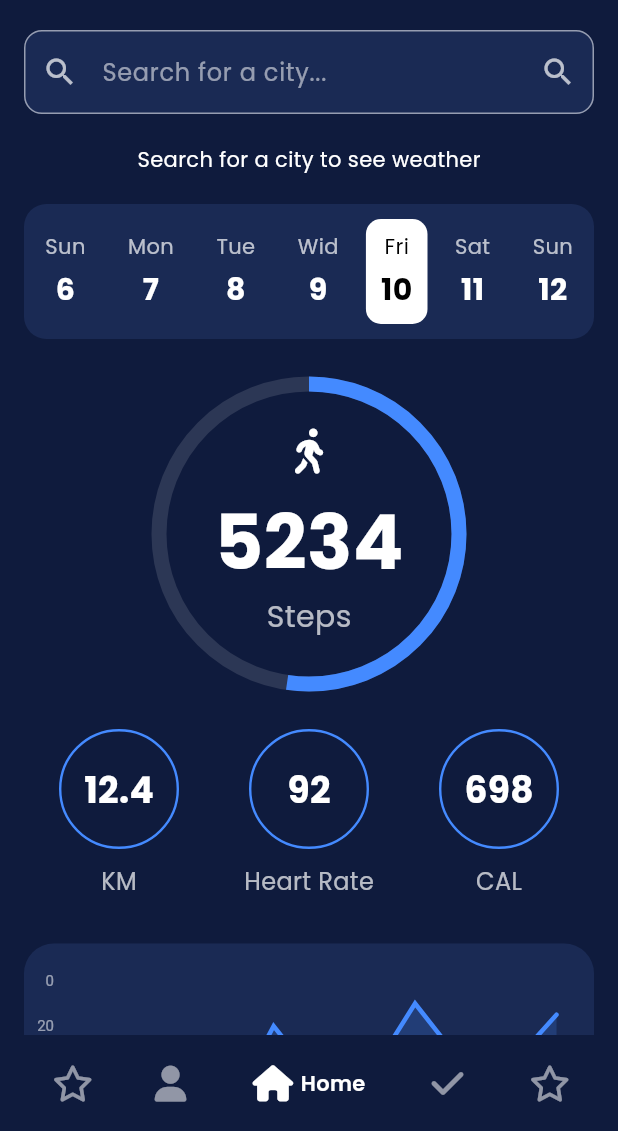
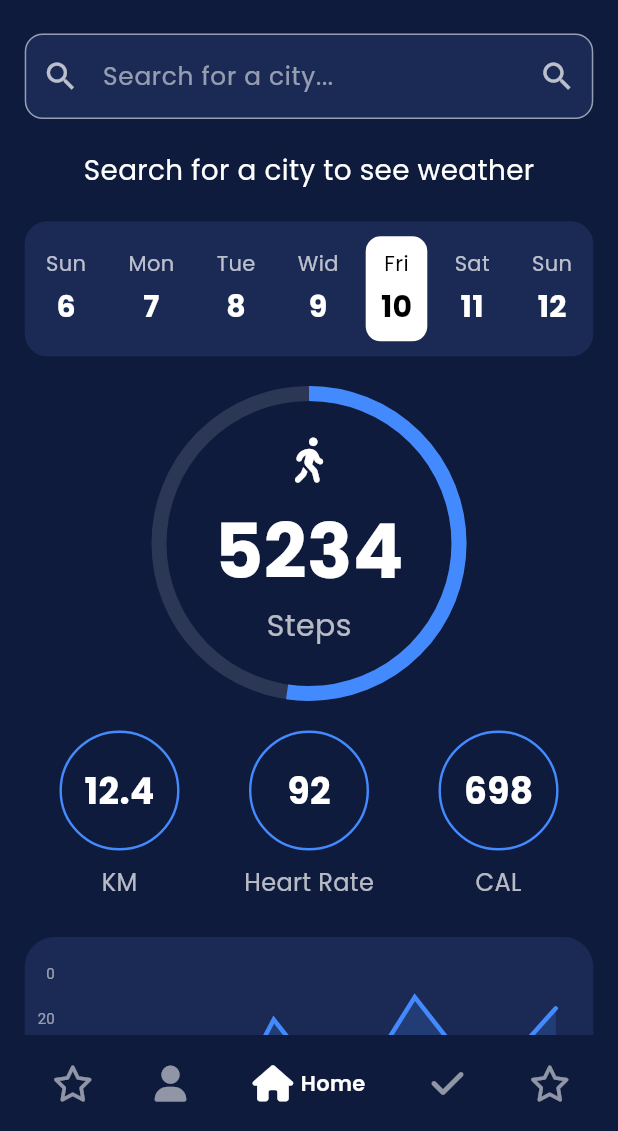
Before and after one commit to HaithamMuhammed/ai_integraion, a Flutter app: the HomeScreen screen opened by its route, on a phone screen of 412 x 824 dp, the part 105-1236 px from its top. Run offline on Flutter 3.47's test engine with Material 3 defaults, Android fonts, the phone set to English and light mode, and no system bars; drawn by our look-alikes of google_nav_bar; our stand-ins replace bloc, dio, firebase_auth, firebase_core, flutter_bloc, font_awesome_flutter and 2 more; accounts and stored records are empty.

Commit message:
Made HomeScreen responsive using MediaQuery and fixed AI prediction UI

```diff
--- a/lib/Controllers/aipredictor_cubit.dart
+++ b/lib/Controllers/aipredictor_cubit.dart
@@ -2,11 +2,10 @@ import 'package:bloc/bloc.dart';
 import 'package:meta/meta.dart';
 import 'package:new_ai_project/Services/AI_services.dart';
 
-
 part 'aipredictor_state.dart';
 
-class AipredictorCubit extends Cubit<AipredictorState> {
-  AipredictorCubit() : super(AipredictorInitial());
+class AIPredictorCubit extends Cubit<AIPredictorState> {
+  AIPredictorCubit() : super(AIPredictorInitial());
 
   Future<void> predictTennis(List<int> features) async {
     emit(AIPredictorLoading());
@@ -14,13 +13,13 @@ class AipredictorCubit extends Cubit<AipredictorState> {
     try {
       final prediction = await AIService().predictTennis(features);
 
-      if (prediction == null) {
+      if (prediction != null) {
+        emit(AIPredictorLoaded(prediction));
+      } else {
         emit(AIPredictorError("Failed to get prediction from the model."));
-      } else {
-        emit(AIPredictorLoaded(prediction));
       }
     } catch (e) {
-      emit(AIPredictorError("Something went wrong: $e"));
+      emit(AIPredictorError("Something went wrong: ${e.toString()}"));
     }
   }
 }
--- a/lib/Controllers/aipredictor_state.dart
+++ b/lib/Controllers/aipredictor_state.dart
@@ -1,19 +1,19 @@
 part of 'aipredictor_cubit.dart';
 
 @immutable
-abstract class AipredictorState {}
+abstract class AIPredictorState {}
 
-class AipredictorInitial extends AipredictorState {}
+class AIPredictorInitial extends AIPredictorState {}
 
-class AIPredictorLoading extends AipredictorState {}
+class AIPredictorLoading extends AIPredictorState {}
 
-class AIPredictorLoaded extends AipredictorState {
+class AIPredictorLoaded extends AIPredictorState {
   final int prediction;
 
   AIPredictorLoaded(this.prediction);
 }
 
-class AIPredictorError extends AipredictorState {
+class AIPredictorError extends AIPredictorState {
   final String message;
 
   AIPredictorError(this.message);
--- a/lib/View/HomeScreen.dart
+++ b/lib/View/HomeScreen.dart
@@ -1,4 +1,4 @@
-// ignore_for_file: prefer_const_constructors
+// ignore_for_file: prefer_const_constructors, use_build_context_synchronously, avoid_print
 
 import 'package:flutter/material.dart';
 import 'package:flutter_bloc/flutter_bloc.dart';
@@ -16,7 +16,6 @@ import 'package:new_ai_project/View/Widgets/DetailsForCard.dart';
 import 'package:new_ai_project/View/Widgets/Gnav.dart';
 import 'package:new_ai_project/View/Widgets/Graph.dart';
 import 'package:new_ai_project/View/Widgets/Steps.dart';
-
 
 class HomeScreen extends StatefulWidget {
   const HomeScreen({super.key});
@@ -52,18 +51,21 @@ class _HomeScreenState extends State<HomeScreen> {
     int tempHot = weather.currentTemp >= 30 ? 1 : 0;
     int tempMild =
         (weather.currentTemp >= 20 && weather.currentTemp < 30) ? 1 : 0;
-    int humidityNormal =
-        1; // Hardcoded; replace if you have real humidity logic
+    int humidityNormal = 1;
     return [outlookRainy, outlookSunny, tempHot, tempMild, humidityNormal];
   }
 
   Widget _buildHomeTabContent(Map<String, dynamic> currentDayData) {
-    return BlocListener<AipredictorCubit, AipredictorState>(
+    final screenWidth = MediaQuery.of(context).size.width;
+    final screenHeight = MediaQuery.of(context).size.height;
+
+    return BlocListener<AIPredictorCubit, AIPredictorState>(
       listener: (context, state) {
         if (state is AIPredictorLoaded) {
+          print('AI prediction received: ${state.prediction}');
           final result = state.prediction == 1
-              ? '🎾 Will Play Tennis'
-              : '❌ Will NOT Play Tennis';
+              ? ' Will Play Tennis'
+              : ' Will NOT Play Tennis';
           showDialog(
             context: context,
             builder: (_) => AlertDialog(
@@ -101,21 +103,25 @@ class _HomeScreenState extends State<HomeScreen> {
         builder: (context, state) {
           return SingleChildScrollView(
             child: Padding(
-              padding: const EdgeInsets.symmetric(horizontal: 16.0),
+              padding: EdgeInsets.symmetric(horizontal: screenWidth * 0.04),
               child: Column(
                 crossAxisAlignment: CrossAxisAlignment.center,
                 children: [
-                  const SizedBox(height: 10),
+                  SizedBox(height: screenHeight * 0.015),
                   TextField(
                     controller: _controller,
                     style: const TextStyle(color: Colors.white),
                     decoration: InputDecoration(
                       hintText: "Search for a city...",
-                      hintStyle: const TextStyle(color: Colors.white54),
-                      prefixIcon:
-                          const Icon(Icons.search, color: Colors.white70),
+                      hintStyle: TextStyle(
+                        color: Colors.white54,
+                        fontSize: screenWidth * 0.04,
+                      ),
+                      prefixIcon: Icon(Icons.search,
+                          color: Colors.white70, size: screenWidth * 0.06),
                       suffixIcon: IconButton(
-                        icon: const Icon(Icons.search, color: Colors.white70),
+                        icon: Icon(Icons.search,
+                            color: Colors.white70, size: screenWidth * 0.06),
                         onPressed: () async {
                           final city = _controller.text.trim();
                           if (city.isNotEmpty) {
@@ -128,7 +134,7 @@ class _HomeScreenState extends State<HomeScreen> {
                                 await repo.fetchForecastWeather(city);
                             final features = convertWeatherToFeatures(weather);
                             context
-                                .read<AipredictorCubit>()
+                                .read<AIPredictorCubit>()
                                 .predictTennis(features);
                           }
                         },
@@ -149,26 +155,35 @@ class _HomeScreenState extends State<HomeScreen> {
                       filled: true,
                     ),
                   ),
-                  const SizedBox(height: 20),
+                  SizedBox(height: screenHeight * 0.025),
                   if (state is WeatherLoading) ...[
                     const CircularProgressIndicator(),
                   ] else if (state is WeatherSuccess) ...[
                     Text(
                       state.weather.cityName,
-                      style: TextStyle(color: Colors.white, fontSize: 20),
+                      style: TextStyle(
+                          color: Colors.white, fontSize: screenWidth * 0.05),
                     ),
                     Text(
                       "${state.weather.currentTemp}°C",
-                      style: TextStyle(color: Colors.white, fontSize: 36),
+                      style: TextStyle(
+                          color: Colors.white, fontSize: screenWidth * 0.1),
                     ),
                   ] else if (state is WeatherError) ...[
-                    Text('Error: ${state.message}',
-                        style: TextStyle(color: Colors.redAccent)),
+                    Text(
+                      'Error: ${state.message}',
+                      style: TextStyle(
+                          color: Colors.redAccent,
+                          fontSize: screenWidth * 0.045),
+                    ),
                   ] else ...[
-                    Text("Search for a city to see weather",
-                        style: TextStyle(color: Colors.white)),
+                    Text(
+                      "Search for a city to see weather",
+                      style: TextStyle(
+                          color: Colors.white, fontSize: screenWidth * 0.045),
+                    ),
                   ],
-                  const SizedBox(height: 20),
+                  SizedBox(height: screenHeight * 0.025),
                   DateSelectorWidget(
                     selectedDayIndex: _selectedDayIndex,
                     onDaySelected: (index) {
@@ -177,17 +192,17 @@ class _HomeScreenState extends State<HomeScreen> {
                       });
                     },
                   ),
-                  const SizedBox(height: 30),
+                  SizedBox(height: screenHeight * 0.03),
                   StepsTrackerWidget(steps: currentDayData['steps']),
-                  const SizedBox(height: 30),
+                  SizedBox(height: screenHeight * 0.03),
                   MetricCardsWidget(
                     km: currentDayData['km'],
                     heartRate: currentDayData['heartRate'],
                     cal: currentDayData['cal'],
                   ),
-                  const SizedBox(height: 30),
+                  SizedBox(height: screenHeight * 0.03),
                   GraphWidget(graphPoints: currentDayData['graphPoints']),
-                  const SizedBox(height: 20),
+                  SizedBox(height: screenHeight * 0.02),
                 ],
               ),
             ),
--- a/lib/main.dart
+++ b/lib/main.dart
@@ -24,7 +24,7 @@ void main() async {
       providers: [
         BlocProvider(
             create: (context) => WeatherCubitCubit(WeatherRepository())),
-        BlocProvider(create: (context) => AipredictorCubit()),
+        BlocProvider(create: (context) => AIPredictorCubit()),
       ],
       child: MyApp(),
     ),
```
Also changed, not shown: lib/Services/AI_services.dart (+14 -3 lines), 6 other files.
